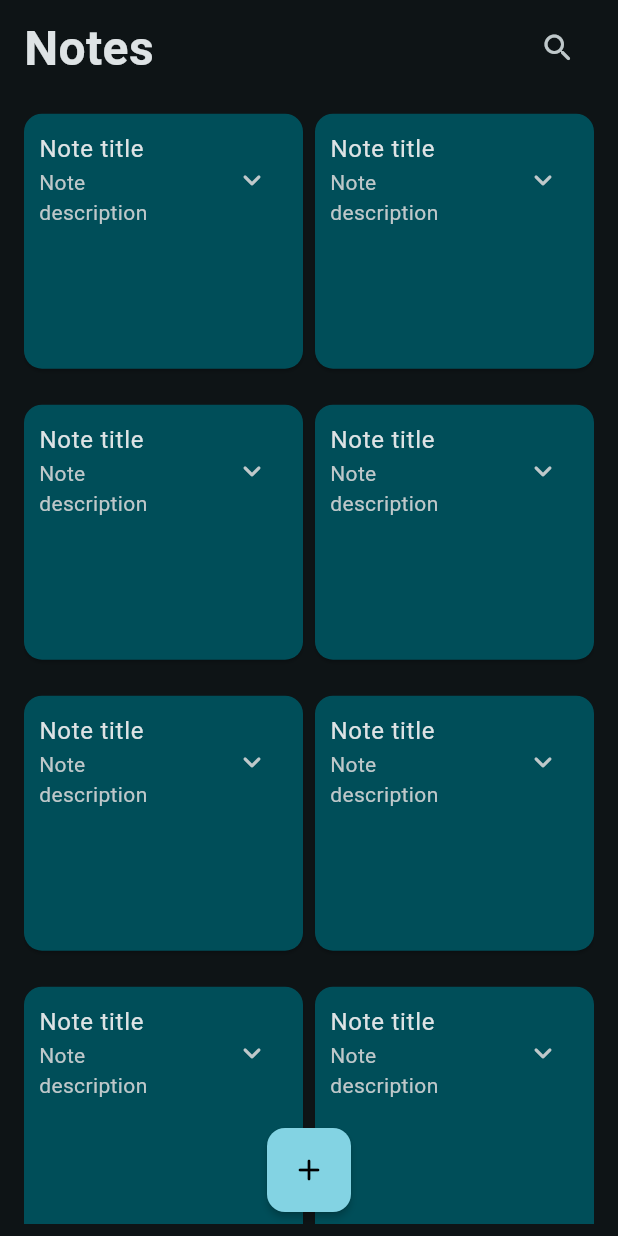
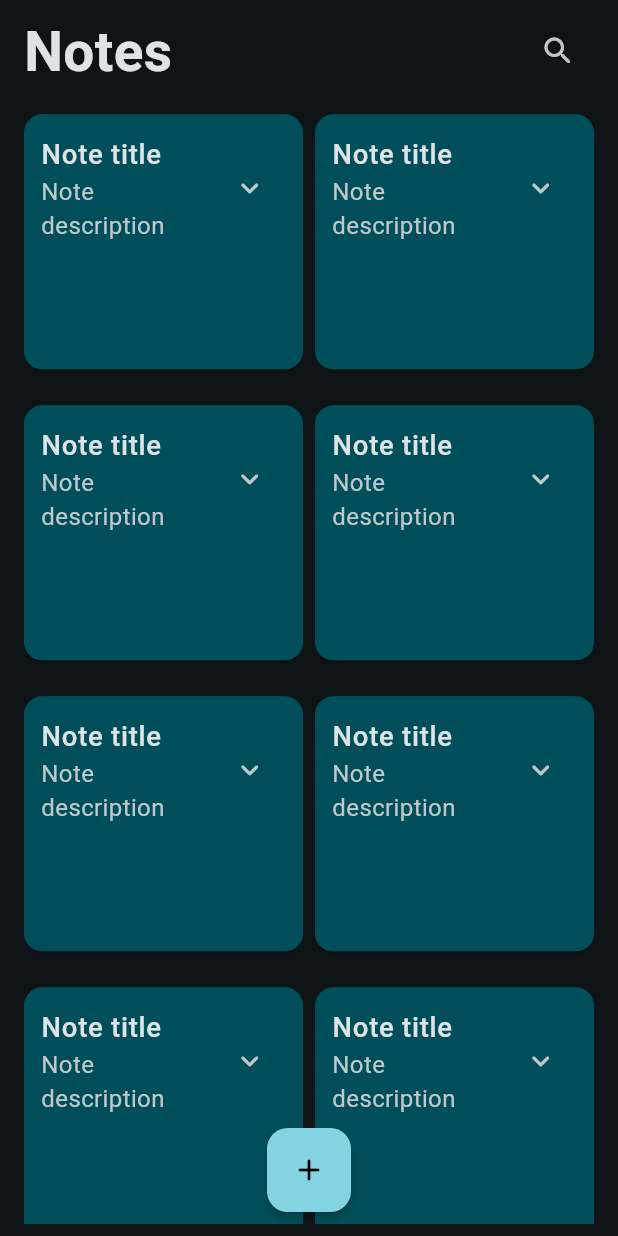
Before and after one commit to MedoAlshafei/notes, a Flutter app: the screen it shows after launch, on a phone screen of 412 x 824 dp. Run offline on Flutter 3.47's test engine with Material 3 defaults, Android fonts, the phone set to English and light mode, and no system bars; our stand-ins replace flutter_screenutil.

Commit message:
refactor: clean up HomeView layout for better readability

```diff
--- a/lib/views/home_view.dart
+++ b/lib/views/home_view.dart
@@ -1,4 +1,5 @@
 import 'package:flutter/material.dart';
+import 'package:flutter_screenutil/flutter_screenutil.dart';
 
 class HomeView extends StatelessWidget {
   const HomeView({super.key});
@@ -45,10 +46,20 @@ class CustomCard extends StatelessWidget {
       margin: const EdgeInsets.only(bottom: 8, top: 8),
       color: Theme.of(context).colorScheme.primaryContainer,
       child: ListTile(
-        contentPadding: EdgeInsets.symmetric(horizontal: 10, vertical: 4),
+        contentPadding: EdgeInsets.symmetric(horizontal: 10.w, vertical: 4.h),
+        shape: RoundedRectangleBorder(
+          borderRadius: BorderRadius.circular(12.r),
+        ),
+        tileColor: Theme.of(context).colorScheme.primaryContainer,
         // leading: const Icon(Icons.add_rounded),
-        title: const Text('Note title'),
-        subtitle: const Text('Note description'),
+        title: Text(
+          'Note title',
+          style: TextStyle(fontSize: 16.sp, fontWeight: FontWeight.w500),
+        ),
+        subtitle: Text(
+          'Note description',
+          style: TextStyle(fontSize: 14.sp, fontWeight: FontWeight.w400),
+        ),
         trailing: IconButton(
           icon: const Icon(Icons.expand_more_rounded),
           onPressed: () {
@@ -77,7 +88,7 @@ class _FloatingActionButton extends StatelessWidget {
           elevation: 2,
           backgroundColor: Theme.of(context).colorScheme.primary,
           shape: RoundedRectangleBorder(
-            borderRadius: BorderRadius.circular(12),
+            borderRadius: BorderRadius.circular(12.r),
           ),
           child: const Icon(Icons.add_rounded, color: Colors.black),
           onPressed: () {},
@@ -98,9 +109,9 @@ class CustomAppBar extends StatelessWidget {
         Row(
           mainAxisAlignment: MainAxisAlignment.spaceBetween,
           children: [
-            const Text(
+            Text(
               'Notes',
-              style: TextStyle(fontSize: 32, fontWeight: FontWeight.w600),
+              style: TextStyle(fontSize: 32.sp, fontWeight: FontWeight.w600),
             ),
             IconButton(
               icon: const Icon(Icons.search_rounded),
@@ -110,7 +121,7 @@ class CustomAppBar extends StatelessWidget {
             ),
           ],
         ),
-        SizedBox(height: MediaQuery.of(context).size.height / 70),
+        SizedBox(height: MediaQuery.of(context).size.height / 100),
       ],
     );
   }
```
